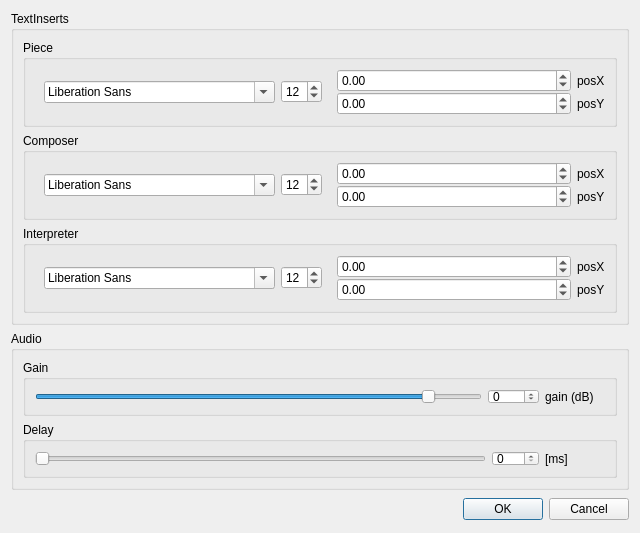
Before: the Qt Designer form gui/UIs/streamcontrols.ui in iem-projects/striem, drawn with Qt 5.
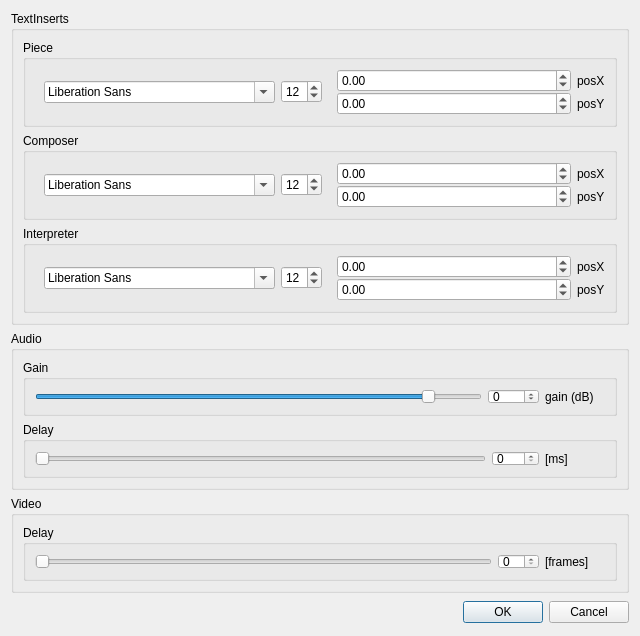
After: the same form once the commit is applied.

Commit message: added vdelay slider

```diff
--- a/gui/UIs/streamcontrols.ui
+++ b/gui/UIs/streamcontrols.ui
@@ -488,6 +488,65 @@
      </layout>
     </widget>
    </item>
+   <item>
+    <widget class="QGroupBox" name="videoControls">
+     <property name="sizePolicy">
+      <sizepolicy hsizetype="Preferred" vsizetype="Maximum">
+       <horstretch>0</horstretch>
+       <verstretch>0</verstretch>
+      </sizepolicy>
+     </property>
+     <property name="title">
+      <string>Video</string>
+     </property>
+     <layout class="QVBoxLayout" name="verticalLayout_7">
+      <item>
+       <widget class="QGroupBox" name="groupBox_5">
+        <property name="sizePolicy">
+         <sizepolicy hsizetype="Preferred" vsizetype="Fixed">
+          <horstretch>0</horstretch>
+          <verstretch>0</verstretch>
+         </sizepolicy>
+        </property>
+        <property name="minimumSize">
+         <size>
+          <width>0</width>
+          <height>56</height>
+         </size>
+        </property>
+        <property name="title">
+         <string>Delay</string>
+        </property>
+        <layout class="QHBoxLayout" name="horizontalLayout_16">
+         <item>
+          <widget class="QSlider" name="vdelaySlider">
+           <property name="orientation">
+            <enum>Qt::Horizontal</enum>
+           </property>
+          </widget>
+         </item>
+         <item>
+          <widget class="QSpinBox" name="vdelayValue"/>
+         </item>
+         <item>
+          <widget class="QLabel" name="label_10">
+           <property name="minimumSize">
+            <size>
+             <width>60</width>
+             <height>0</height>
+            </size>
+           </property>
+           <property name="text">
+            <string>[frames]</string>
+           </property>
+          </widget>
+         </item>
+        </layout>
+       </widget>
+      </item>
+     </layout>
+    </widget>
+   </item>
    <item>
     <widget class="QDialogButtonBox" name="buttonBox">
      <property name="minimumSize">
```
Left out of the diff: 32 changed lines with no effect on the pictures.
